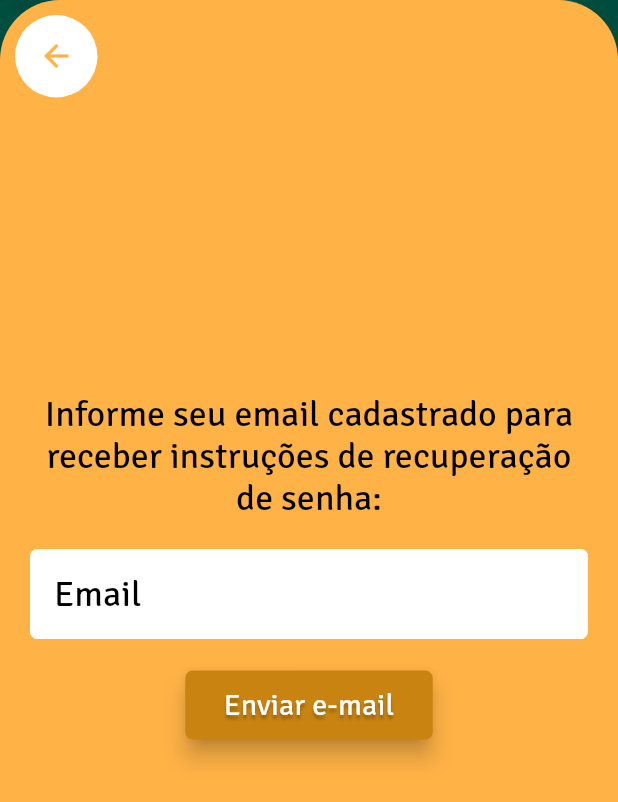
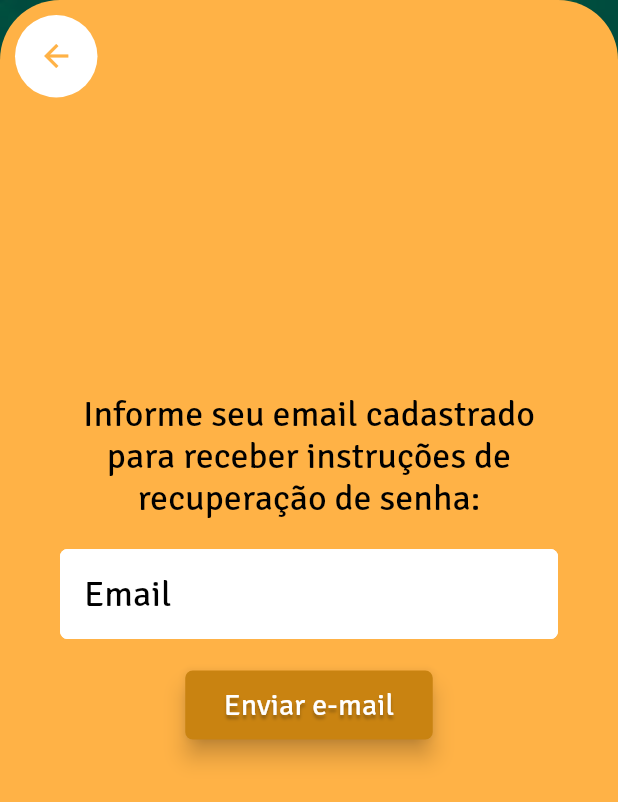
Before and after one commit to ElissonRochaa/MOBILE-25.1-ArtHub, a Flutter app: the TelaEsqueceuSenha screen opened by its route, on a phone screen of 412 x 824 dp. Shown: the top 802 px of the screen. Run offline on Flutter 3.47's test engine with Material 3 defaults, Android fonts, the phone set to English and light mode, and no system bars; our stand-ins replace curved_navigation_bar.

Commit message:
fix: paddind na tela de esqueceu senha

```diff
--- a/lib/pages/tela_esqueceu_senha.dart
+++ b/lib/pages/tela_esqueceu_senha.dart
@@ -36,15 +36,13 @@ class TelaEsqueceuSenha extends StatelessWidget {
               ),
             ),
           ),
-          Positioned(
-              left: 10,
-              top: 10,
-              child: BotaoVoltarWidget()
-          ),
+          Positioned(left: 10, top: 10, child: BotaoVoltarWidget()),
           Positioned(
             top: MediaQuery.of(context).size.height / 2 - 150,
             left: 20,
             right: 20,
+            child: Padding(
+              padding: EdgeInsets.only(left: 20, right: 20),
               child: Column(
                 children: [
                   Text(
@@ -60,7 +58,9 @@ class TelaEsqueceuSenha extends StatelessWidget {
                       filled: true,
                       fillColor: Colors.white,
                       labelText: 'Email',
-                    labelStyle: Theme.of(context).textTheme.displayMedium?.copyWith(
+                      labelStyle: Theme.of(
+                        context,
+                      ).textTheme.displayMedium?.copyWith(
                         color: Theme.of(context).colorScheme.onPrimary,
                       ),
                       enabledBorder: OutlineInputBorder(
@@ -105,6 +105,7 @@ class TelaEsqueceuSenha extends StatelessWidget {
                 ],
               ),
             ),
+          ),
         ],
       ),
     );
```
Lines whose indentation alone changed are shown as unchanged.
